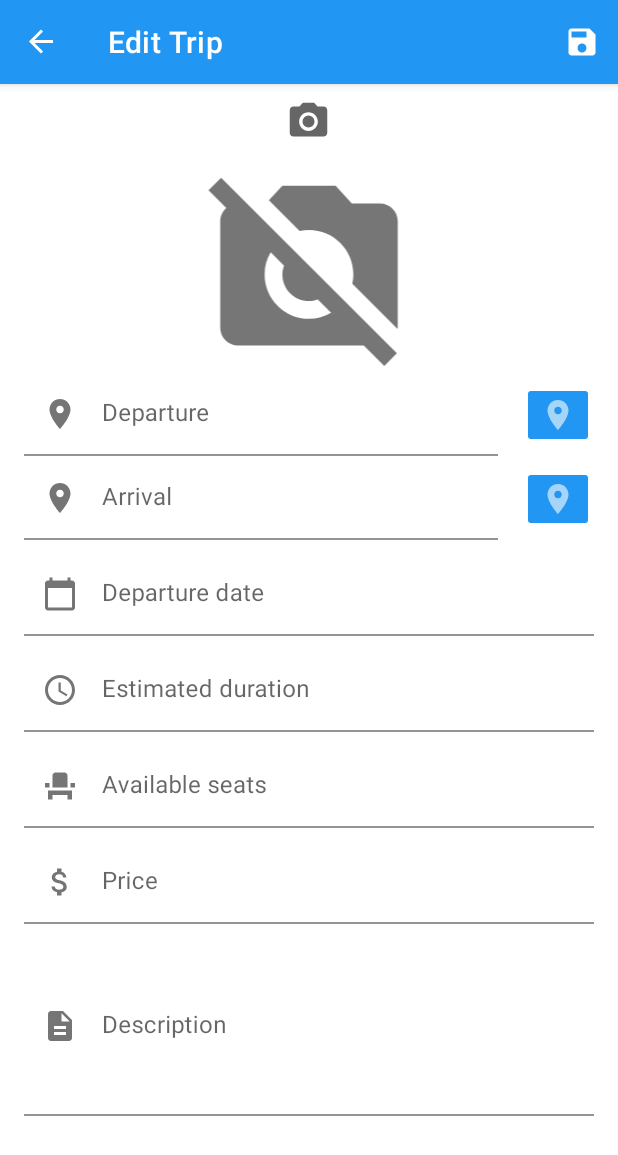
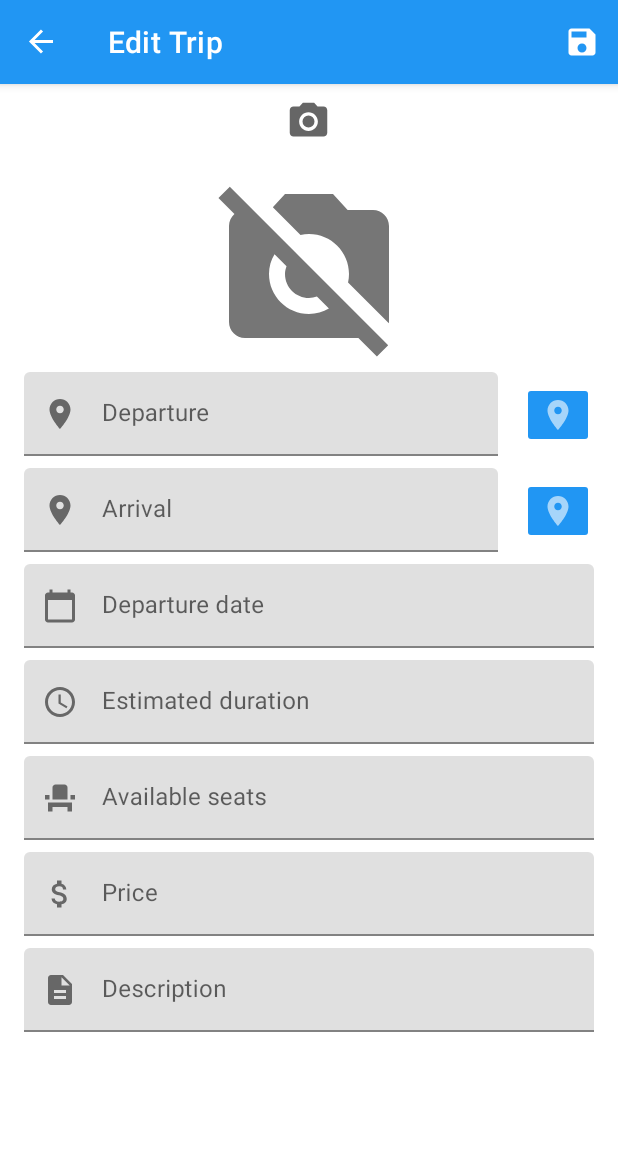
Before and after one commit to peppep97/wad-group06, an Android app: the screen it shows after launch once a user with an empty profile is signed in (MainActivity), after a tap on an icon or button, on a phone screen of 412 x 824 dp. Shown: the top 1155 px of the screen. Run offline under Robolectric (Android 15) with nearby library versions, the phone set to English and light mode, and no system bars; our stand-ins replace CircleImageView, Firebase (no records; nobody signed in at launch, a user with empty details on screens opened directly), navigation-ui; Roboto replaces fonts that are not available here.

Commit message:
general improvements

```diff
--- a/app/src/main/java/com/group06/lab/trip/TripEditFragment.kt
+++ b/app/src/main/java/com/group06/lab/trip/TripEditFragment.kt
@@ -12,6 +12,7 @@ import android.os.Bundle
 import android.provider.MediaStore
 import android.text.Editable
 import android.text.TextWatcher
+import android.util.Log
 import android.view.*
 import android.widget.*
 import androidx.appcompat.app.AppCompatActivity
@@ -21,6 +22,8 @@ import androidx.fragment.app.Fragment
 import androidx.fragment.app.viewModels
 import androidx.navigation.fragment.findNavController
 import coil.load
+import com.google.android.material.datepicker.CalendarConstraints
+import com.google.android.material.datepicker.DateValidatorPointForward
 import com.google.android.material.datepicker.MaterialDatePicker
 import com.google.android.material.snackbar.Snackbar
 import com.google.android.material.textfield.TextInputLayout
@@ -65,7 +68,6 @@ class TripEditFragment : Fragment() {
     private lateinit var snackBar: Snackbar;
 
     private var dateValue: Date = Date()
-    private var dateOk: Boolean = false
 
     private var day: Int = 0
     private var hour: Int = 0
@@ -130,16 +132,12 @@ class TripEditFragment : Fragment() {
             ActivityCompat.requestPermissions(requireActivity(), permissions, PERMISSION_ALL);
         }
 
+        val constraintsBuilder =
+            CalendarConstraints.Builder()
+                .setValidator(DateValidatorPointForward.now())
+
         val datePicker =
-            MaterialDatePicker.Builder.datePicker().setTitleText("Select date").build()
-
-        val timePicker =
-            MaterialTimePicker.Builder()
-                .setTimeFormat(TimeFormat.CLOCK_24H)
-                .setHour(12)
-                .setMinute(10)
-                .setTitleText("Select Appointment time")
-                .build()
+            MaterialDatePicker.Builder.datePicker().setCalendarConstraints(constraintsBuilder.build()).setTitleText("Select date").build()
 
         etDeparture = view.findViewById(R.id.etDeparture)
         etArrival = view.findViewById(R.id.etArrival)
@@ -208,7 +206,6 @@ class TripEditFragment : Fragment() {
                 imgName = t.imageUrl
                 dateValue = t.departureDate
 
-                dateOk = true
                 day = t.estimatedDay
                 hour = t.estimatedHour
                 minute = t.estimatedMinute
@@ -244,7 +241,6 @@ class TripEditFragment : Fragment() {
         }
 
         etDepartureDate.editText?.setOnClickListener {
-            dateOk = false
             activity?.supportFragmentManager?.let { it1 ->
                 datePicker.show(it1, "selectdate")
             }
@@ -282,6 +278,14 @@ class TripEditFragment : Fragment() {
                 })
         }
 
+        var timePicker =
+            MaterialTimePicker.Builder()
+                .setTimeFormat(TimeFormat.CLOCK_24H)
+                .setHour(12)
+                .setMinute(10)
+                .setTitleText("Select Appointment time")
+                .build()
+
         datePicker.addOnPositiveButtonClickListener {
 
             val calendar = Calendar.getInstance()
@@ -292,19 +296,29 @@ class TripEditFragment : Fragment() {
 
             dateValue.time = calendar.timeInMillis
 
+            Log.d("test", dateValue.toString())
+
+            timePicker = MaterialTimePicker.Builder()
+                .setTimeFormat(TimeFormat.CLOCK_24H)
+                .setHour(12)
+                .setMinute(10)
+                .setTitleText("Select Appointment time")
+                .build()
+
+            timePicker.addOnPositiveButtonClickListener {
+                val dateFormat = SimpleDateFormat("yyyy/MM/dd HH:mm",
+                    Locale.getDefault())
+
+                dateValue.time += (timePicker.hour * 60 * 60 + timePicker.minute * 60) * 1000
+
+                Log.d("test", dateValue.toString())
+
+                etDepartureDate.editText?.setText(dateFormat.format(dateValue))
+            }
+
             activity?.supportFragmentManager?.let { it1 ->
                 timePicker.show(it1, "selecttime")
             }
-        }
-
-        timePicker.addOnPositiveButtonClickListener {
-            dateOk = true
-
-            val dateFormat = SimpleDateFormat("yyyy/MM/dd HH:mm",
-                Locale.getDefault())
-
-            dateValue.time += (timePicker.hour * 60 * 60 + timePicker.minute * 60) * 1000
-            etDepartureDate.editText?.setText(dateFormat.format(dateValue))
         }
 
         etDuration.editText?.setOnClickListener {
@@ -315,7 +329,6 @@ class TripEditFragment : Fragment() {
             etDeparture.editText?.setText(savedInstanceState.getString("departure"))
             etArrival.editText?.setText(savedInstanceState.getString("arrival"))
             dateValue.time = savedInstanceState.getLong("date", Date().time)
-            dateOk = savedInstanceState.getBoolean("dateok", false)
             etDuration.editText?.setText(savedInstanceState.getString("duration"))
             etAvailableSeats.editText?.setText(savedInstanceState.getString("availableseats"))
             etPrice.editText?.setText(savedInstanceState.getString("price"))
@@ -323,8 +336,7 @@ class TripEditFragment : Fragment() {
             File(context?.filesDir, savedInstanceState.getString("imgTrip") ?: "").let {
                 if (it.exists()) imgTrip.setImageBitmap(BitmapFactory.decodeFile(it.absolutePath))
             }
-            if (dateOk)
-                etDepartureDate.editText?.setText(dateValue.toString("yyyy/MM/dd - HH:mm"))
+            etDepartureDate.editText?.setText(dateValue.toString("yyyy/MM/dd - HH:mm"))
         }
 
         snackBar = Snackbar.make(
@@ -379,7 +391,6 @@ class TripEditFragment : Fragment() {
             outState.putString("departure", etDeparture.editText?.text.toString())
             outState.putString("arrival", etArrival.editText?.text.toString())
             outState.putLong("date", dateValue.time)
-            outState.putBoolean("dateok", dateOk)
             outState.putString("duration", etDuration.editText?.text.toString())
             outState.putString("availableseats", etAvailableSeats.editText?.text.toString())
             outState.putString("price", etPrice.editText?.text.toString())
@@ -400,6 +411,7 @@ class TripEditFragment : Fragment() {
             R.id.save -> {
                 //save data
                 if (validateForm()) {
+
                     val t = Trip(
                         "",
                         imgName,
@@ -454,26 +466,41 @@ class TripEditFragment : Fragment() {
         if (etDeparture.editText?.text.toString() == "") {
             etDeparture.error = "Provide a value"
             res = false
+        }else{
+            etDeparture.isErrorEnabled = false
         }
         if (etArrival.editText?.text.toString() == "") {
             etArrival.error = "Provide a value"
             res = false
+        }else{
+            etArrival.isErrorEnabled = false
         }
         if (etDuration.editText?.text.toString() == "") {
             etDuration.error = "Provide a value"
             res = false
+        }else{
+            etDuration.isErrorEnabled = false
         }
-        if (!dateOk) {
+        if (etDepartureDate.editText?.text.toString() == "") {
             etDepartureDate.error = "Provide a value"
             res = false
+        }else if (dateValue.before(Date())) {
+            etDepartureDate.error = "Date cannot be before now"
+            res = false
+        }else{
+            etDepartureDate.isErrorEnabled = false
         }
         if (etAvailableSeats.editText?.text.toString() == "") {
             etAvailableSeats.error = "Provide a value"
             res = false
+        }else{
+            etAvailableSeats.isErrorEnabled = false
         }
         if (etPrice.editText?.text.toString() == "") {
             etPrice.error = "Provide a value"
             res = false
+        }else{
+            etPrice.isErrorEnabled = false
         }
         return res
     }
--- /dev/null
+++ b/app/src/main/res/drawable/ic_baseline_no_photography_128.xml
@@ -0,0 +1,5 @@
+<vector android:height="128dp" android:tint="#767676"
+    android:viewportHeight="24" android:viewportWidth="24"
+    android:width="128dp" xmlns:android="http://schemas.android.com/apk/res/android">
+    <path android:fillColor="@android:color/white" android:pathData="M10.94,8.12L7.48,4.66L9,3h6l1.83,2H20c1.1,0 2,0.9 2,2v12c0,0.05 -0.01,0.1 -0.02,0.16l-5.1,-5.1C16.96,13.71 17,13.36 17,13c0,-2.76 -2.24,-5 -5,-5C11.64,8 11.29,8.04 10.94,8.12zM20.49,23.31L18.17,21H4c-1.1,0 -2,-0.9 -2,-2V7c0,-0.59 0.27,-1.12 0.68,-1.49l-2,-2L2.1,2.1l19.8,19.8L20.49,23.31zM14.49,17.32l-1.5,-1.5C12.67,15.92 12.35,16 12,16c-1.66,0 -3,-1.34 -3,-3c0,-0.35 0.08,-0.67 0.19,-0.98l-1.5,-1.5C7.25,11.24 7,12.09 7,13c0,2.76 2.24,5 5,5C12.91,18 13.76,17.75 14.49,17.32z"/>
+</vector>
--- a/app/src/main/res/layout-land/fragment_trip_edit.xml
+++ b/app/src/main/res/layout-land/fragment_trip_edit.xml
@@ -33,7 +33,8 @@
             android:layout_width="match_parent"
             android:layout_height="200dp"
             android:layout_gravity="center"
-            app:srcCompat="@drawable/ic_baseline_no_photography" />
+            android:scaleType="centerInside"
+            app:srcCompat="@drawable/ic_baseline_no_photography_128" />
     </LinearLayout>
 
     <androidx.core.widget.NestedScrollView
@@ -111,7 +112,6 @@
                     <com.google.android.material.textfield.TextInputEditText
                         android:layout_width="match_parent"
                         android:layout_height="wrap_content"
-                        android:background="#ffffff"
                         android:singleLine="true" />
 
                 </com.google.android.material.textfield.TextInputLayout>
@@ -137,6 +137,7 @@
             <androidx.constraintlayout.widget.ConstraintLayout
                 android:layout_width="match_parent"
                 android:layout_height="wrap_content"
+                android:layout_marginTop="8dp"
                 android:orientation="horizontal"
                 android:weightSum="8">
 
@@ -157,7 +158,6 @@
                     <com.google.android.material.textfield.TextInputEditText
                         android:layout_width="match_parent"
                         android:layout_height="wrap_content"
-                        android:background="#ffffff"
                         android:singleLine="true" />
                 </com.google.android.material.textfield.TextInputLayout>
 
@@ -192,7 +192,6 @@
                 <com.google.android.material.textfield.TextInputEditText
                     android:layout_width="match_parent"
                     android:layout_height="wrap_content"
-                    android:background="#ffffff"
                     android:focusable="false" />
             </com.google.android.material.textfield.TextInputLayout>
 
@@ -210,7 +209,6 @@
                 <com.google.android.material.textfield.TextInputEditText
                     android:layout_width="match_parent"
                     android:layout_height="wrap_content"
-                    android:background="#ffffff"
                     android:focusable="false"
                     android:inputType="number" />
             </com.google.android.material.textfield.TextInputLayout>
@@ -228,7 +226,6 @@
                 <com.google.android.material.textfield.TextInputEditText
                     android:layout_width="match_parent"
                     android:layout_height="wrap_content"
-                    android:background="#ffffff"
                     android:inputType="number"
                     android:singleLine="true" />
             </com.google.android.material.textfield.TextInputLayout>
@@ -246,7 +243,6 @@
                 <com.google.android.material.textfield.TextInputEditText
                     android:layout_width="match_parent"
                     android:layout_height="wrap_content"
-                    android:background="#ffffff"
                     android:inputType="number"
                     android:singleLine="true" />
             </com.google.android.material.textfield.TextInputLayout>
@@ -263,8 +259,7 @@
 
                 <com.google.android.material.textfield.TextInputEditText
                     android:layout_width="match_parent"
-                    android:layout_height="120dp"
-                    android:background="#ffffff"
+                    android:layout_height="wrap_content"
                     android:inputType="textMultiLine"
                     android:singleLine="true" />
             </com.google.android.material.textfield.TextInputLayout>
--- a/app/src/main/res/layout/fragment_trip_edit.xml
+++ b/app/src/main/res/layout/fragment_trip_edit.xml
@@ -33,7 +33,8 @@
             android:layout_width="match_parent"
             android:layout_height="match_parent"
             android:layout_gravity="center"
-            app:srcCompat="@drawable/ic_baseline_no_photography" />
+            android:scaleType="centerInside"
+            app:srcCompat="@drawable/ic_baseline_no_photography_128" />
     </LinearLayout>
 
     <androidx.core.widget.NestedScrollView
@@ -61,6 +62,7 @@
                 android:orientation="horizontal"
                 android:weightSum="8">
 
+
                 <com.google.android.material.textfield.TextInputLayout
                     android:id="@+id/etDeparture"
                     android:layout_width="0dp"
@@ -78,7 +80,6 @@
                     <com.google.android.material.textfield.TextInputEditText
                         android:layout_width="match_parent"
                         android:layout_height="wrap_content"
-                        android:background="#ffffff"
                         android:singleLine="true" />
 
                 </com.google.android.material.textfield.TextInputLayout>
@@ -104,6 +105,7 @@
             <androidx.constraintlayout.widget.ConstraintLayout
                 android:layout_width="match_parent"
                 android:layout_height="wrap_content"
+                android:layout_marginTop="8dp"
                 android:orientation="horizontal"
                 android:weightSum="8">
 
@@ -124,7 +126,6 @@
                     <com.google.android.material.textfield.TextInputEditText
                         android:layout_width="match_parent"
                         android:layout_height="wrap_content"
-                        android:background="#ffffff"
                         android:singleLine="true" />
                 </com.google.android.material.textfield.TextInputLayout>
 
@@ -159,7 +160,6 @@
                 <com.google.android.material.textfield.TextInputEditText
                     android:layout_width="match_parent"
                     android:layout_height="wrap_content"
-                    android:background="#ffffff"
                     android:focusable="false" />
             </com.google.android.material.textfield.TextInputLayout>
 
@@ -177,7 +177,6 @@
                 <com.google.android.material.textfield.TextInputEditText
                     android:layout_width="match_parent"
                     android:layout_height="wrap_content"
-                    android:background="#ffffff"
                     android:focusable="false"
                     android:inputType="number" />
             </com.google.android.material.textfield.TextInputLayout>
@@ -195,7 +194,6 @@
                 <com.google.android.material.textfield.TextInputEditText
                     android:layout_width="match_parent"
                     android:layout_height="wrap_content"
-                    android:background="#ffffff"
                     android:inputType="number"
                     android:singleLine="true" />
             </com.google.android.material.textfield.TextInputLayout>
@@ -213,7 +211,6 @@
                 <com.google.android.material.textfield.TextInputEditText
                     android:layout_width="match_parent"
                     android:layout_height="wrap_content"
-                    android:background="#ffffff"
                     android:inputType="number"
                     android:singleLine="true" />
             </com.google.android.material.textfield.TextInputLayout>
@@ -230,8 +227,7 @@
 
                 <com.google.android.material.textfield.TextInputEditText
                     android:layout_width="match_parent"
-                    android:layout_height="120dp"
-                    android:background="#ffffff"
+                    android:layout_height="wrap_content"
                     android:inputType="textMultiLine"
                     android:singleLine="true" />
             </com.google.android.material.textfield.TextInputLayout>
--- a/app/src/main/res/navigation/mobile_navigation.xml
+++ b/app/src/main/res/navigation/mobile_navigation.xml
@@ -42,7 +42,7 @@
             app:popExitAnim="@anim/custom_to_right" />
         <action
             android:id="@+id/action_trip_details_to_show_profile"
-            app:destination="@id/show_profile"
+            app:destination="@id/showOtherProfileFragment"
             app:enterAnim="@anim/custom_from_right"
             app:exitAnim="@anim/nav_default_exit_anim"
             app:popEnterAnim="@anim/custom_from_right"
@@ -161,7 +161,7 @@
         android:label="Users" >
         <action
             android:id="@+id/action_favored_trip_list_to_show_profile"
-            app:destination="@id/show_profile"
+            app:destination="@id/showOtherProfileFragment"
             app:enterAnim="@anim/nav_default_enter_anim"
             app:exitAnim="@anim/nav_default_exit_anim"
             app:popEnterAnim="@anim/nav_default_pop_enter_anim"
@@ -222,4 +222,16 @@
         android:id="@+id/ratingListFragment"
         android:name="com.group06.lab.profile.RatingListFragment"
         android:label="Ratings" />
+    <fragment
+        android:id="@+id/showOtherProfileFragment"
+        android:name="com.group06.lab.profile.ShowOtherProfileFragment"
+        android:label="Profile Details">
+        <action
+            android:id="@+id/action_showOtherProfileFragment_to_ratingListFragment"
+            app:destination="@id/ratingListFragment"
+            app:enterAnim="@anim/custom_from_top"
+            app:exitAnim="@anim/nav_default_exit_anim"
+            app:popEnterAnim="@anim/nav_default_pop_enter_anim"
+            app:popExitAnim="@anim/custom_to_top" />
+    </fragment>
 </navigation>
```
Also changed, not shown: app/src/main/java/com/group06/lab/profile/ShowOtherProfileFragment.kt (added, +267 -0 lines).
